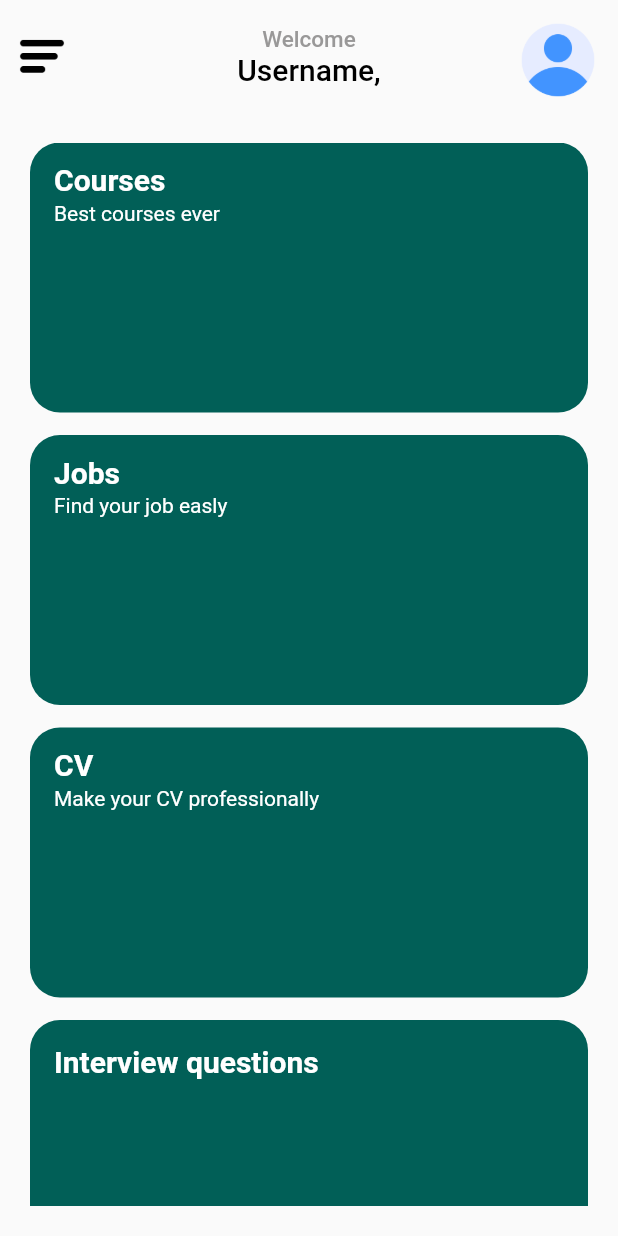
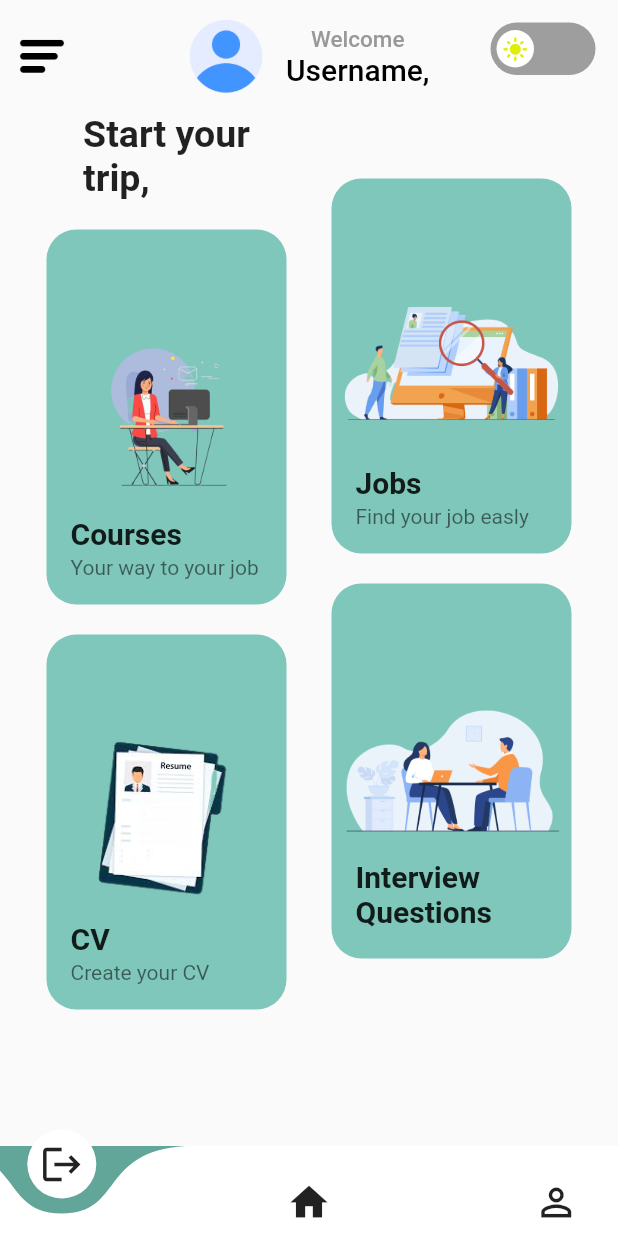
Before and after one commit to moh7dali/Jobology, a Flutter app: the Home screen opened by its route, on a phone screen of 412 x 824 dp. Run offline on Flutter 3.47's test engine with Material 2 defaults, Android fonts, the phone set to English and light mode, and no system bars; drawn by our look-alikes of curved_navigation_bar, flutter_switch; our stand-ins replace firebase_auth, firebase_core, get, google_fonts, google_sign_in, ionicons; accounts and stored records are empty; network calls fail.

Commit message:
raghad update

```diff
--- /dev/null
+++ b/lib/HomeComponents/sectionscard.dart
@@ -0,0 +1,50 @@
+import 'package:flutter/material.dart';
+
+class SectionsCard extends StatelessWidget {
+  SectionsCard({
+    this.CardTitle,
+    this.CardSubTitle,
+    this.ImageName,
+    required this.OnTapping,
+  });
+  String? CardTitle;
+  String? CardSubTitle;
+  Function() OnTapping;
+  String? ImageName;
+
+  @override
+  Widget build(BuildContext context) {
+    return GestureDetector(
+      onTap: OnTapping,
+      child: Container(
+        height: 250,
+        width: 160,
+        decoration: BoxDecoration(
+          image: DecorationImage(
+            image: AssetImage("${ImageName}"),
+            fit: BoxFit.contain,
+          ),
+          color: Color.fromARGB(135, 16, 153, 130),
+          borderRadius: BorderRadius.circular(20),
+        ),
+        child: Column(
+          mainAxisAlignment: MainAxisAlignment.end,
+          children: [
+            ListTile(
+              title: Text(
+                "${CardTitle}",
+                style: TextStyle(
+                  fontSize: 20,
+                  fontWeight: FontWeight.bold,
+                ),
+              ),
+              subtitle: Text(
+                "${CardSubTitle}",
+              ),
+            ),
+          ],
+        ),
+      ),
+    );
+  }
+}
--- a/lib/Screens/Home.dart
+++ b/lib/Screens/Home.dart
@@ -3,17 +3,29 @@ import 'package:flutter/material.dart';
 import 'package:google_sign_in/google_sign_in.dart';
 import 'package:get/get.dart';
 import 'package:flutter_switch/flutter_switch.dart';
+import 'package:jobology/HomeComponents/sectionscard.dart';
+import 'package:curved_navigation_bar/curved_navigation_bar.dart';
 
 class Home extends StatefulWidget {
-  const Home({super.key});
-
+  Home({super.key});
+  static GlobalKey<CurvedNavigationBarState> bottomNavigationKey =
+      GlobalKey<CurvedNavigationBarState>();
   @override
   State<Home> createState() => _HomeState();
 }
 
 bool status8 = false;
+int _page = 0;
 
 class _HomeState extends State<Home> {
+  GlobalKey<CurvedNavigationBarState> bottomNavigationKey =
+      GlobalKey<CurvedNavigationBarState>();
+
+  void initState() {
+    super.initState();
+    Home.bottomNavigationKey = bottomNavigationKey;
+  }
+
   @override
   Widget build(BuildContext context) {
     return SafeArea(
@@ -31,7 +43,17 @@ class _HomeState extends State<Home> {
               onPressed: () => Scaffold.of(context).openDrawer(),
             ),
           ),
-          title: Column(
+          title: Row(
+            mainAxisAlignment: MainAxisAlignment.center,
+            children: [
+              Image.asset(
+                "images/user.png",
+                width: 50,
+              ),
+              SizedBox(
+                width: 15,
+              ),
+              Column(
                 mainAxisAlignment: MainAxisAlignment.center,
                 children: const [
                   Text(
@@ -47,6 +69,8 @@ class _HomeState extends State<Home> {
                   )
                 ],
               ),
+            ],
+          ),
           centerTitle: true,
           actions: [
             Row(
@@ -56,9 +80,29 @@ class _HomeState extends State<Home> {
                     const SizedBox(
                       height: 15,
                     ),
-                    Image.asset(
-                      "images/user.png",
-                      width: 50,
+                    FlutterSwitch(
+                      value: status8,
+                      activeColor: Color.fromARGB(135, 16, 153, 130),
+                      activeIcon: const Icon(
+                        Icons.dark_mode,
+                        color: Color.fromARGB(255, 118, 122, 121),
+                      ),
+                      inactiveIcon: const Icon(
+                        Icons.light_mode,
+                        color: Color.fromARGB(255, 223, 239, 3),
+                      ),
+                      onToggle: (val) {
+                        setState(() {
+                          status8 = val;
+                          if (Get.isDarkMode) {
+                            Get.changeTheme(ThemeData.light());
+                          } else {
+                            Get.changeTheme(
+                              ThemeData.dark(),
+                            );
+                          }
+                        });
+                      },
                     ),
                   ],
                 ),
@@ -100,30 +144,6 @@ class _HomeState extends State<Home> {
               Row(
                 mainAxisAlignment: MainAxisAlignment.end,
                 children: [
-                  FlutterSwitch(
-                    value: status8,
-                    activeColor: const Color.fromARGB(255, 1, 95, 87),
-                    activeIcon: const Icon(
-                      Icons.dark_mode,
-                      color: Color.fromARGB(255, 6, 135, 113),
-                    ),
-                    inactiveIcon: const Icon(
-                      Icons.light_mode,
-                      color: Color.fromARGB(255, 6, 135, 113),
-                    ),
-                    onToggle: (val) {
-                      setState(() {
-                        status8 = val;
-                        if (Get.isDarkMode) {
-                          Get.changeTheme(ThemeData.light());
-                        } else {
-                          Get.changeTheme(
-                            ThemeData.dark(),
-                          );
-                        }
-                      });
-                    },
-                  ),
                   const SizedBox(
                     width: 10,
                   ),
@@ -235,108 +255,111 @@ class _HomeState extends State<Home> {
             ],
           ),
         ),
-        body: Padding(
-          padding: const EdgeInsets.all(20),
-          child: ListView(
+        body: ListView(
+          shrinkWrap: true,
+          scrollDirection: Axis.vertical,
           children: [
-              GestureDetector(
-                onTap: () {
-                  Navigator.pushNamed(context, "course");
-                },
-                child: Container(
-                  margin: const EdgeInsets.only(bottom: 15),
-                  height: 180,
-                  decoration: BoxDecoration(
-                    color: const Color.fromARGB(255, 1, 95, 87),
-                    borderRadius: BorderRadius.circular(20),
-                  ),
-                  child: const ListTile(
-                    title: Text(
-                      "Courses",
+            Row(
+              mainAxisAlignment: MainAxisAlignment.center,
+              children: [
+                Column(
+                  children: [
+                    const Text(
+                      "Start your\ntrip,",
                       style: TextStyle(
-                          fontSize: 20,
+                        fontSize: 25,
                         fontWeight: FontWeight.bold,
-                          color: Colors.white),
-                    ),
-                    subtitle: Text(
-                      "Best courses ever",
-                      style: TextStyle(color: Colors.white),
                       ),
                     ),
+                    const SizedBox(
+                      height: 20,
                     ),
+                    SectionsCard(
+                      OnTapping: () {},
+                      CardTitle: "Courses",
+                      CardSubTitle: "Your way to your job",
+                      ImageName: "images/Courses.png",
                     ),
-              GestureDetector(
-                onTap: () {
-                  Navigator.pushNamed(context, "jobs");
-                },
-                child: Container(
-                  margin: const EdgeInsets.only(bottom: 15),
-                  height: 180,
-                  decoration: BoxDecoration(
-                    color: const Color.fromARGB(255, 1, 95, 87),
-                    borderRadius: BorderRadius.circular(20),
+                    const SizedBox(
+                      height: 20,
                     ),
-                  child: const ListTile(
-                    title: Text(
-                      "Jobs",
-                      style: TextStyle(
-                          fontSize: 20,
-                          fontWeight: FontWeight.bold,
-                          color: Colors.white),
-                    ),
-                    subtitle: Text(
-                      "Find your job easly",
-                      style: TextStyle(color: Colors.white),
-                    ),
-                  ),
-                ),
-              ),
-              GestureDetector(
-                onTap: () {},
-                child: Container(
-                  margin: const EdgeInsets.only(bottom: 15),
-                  height: 180,
-                  decoration: BoxDecoration(
-                    color: const Color.fromARGB(255, 1, 95, 87),
-                    borderRadius: BorderRadius.circular(20),
-                  ),
-                  child: const ListTile(
-                    title: Text(
-                      "CV",
-                      style: TextStyle(
-                          fontSize: 20,
-                          fontWeight: FontWeight.bold,
-                          color: Colors.white),
-                    ),
-                    subtitle: Text(
-                      "Make your CV professionally",
-                      style: TextStyle(color: Colors.white),
-                    ),
-                  ),
-                ),
-              ),
-              GestureDetector(
-                onTap: () {},
-                child: Container(
-                  margin: const EdgeInsets.only(bottom: 15),
-                  height: 180,
-                  decoration: BoxDecoration(
-                    color: const Color.fromARGB(255, 1, 95, 87),
-                    borderRadius: BorderRadius.circular(20),
-                  ),
-                  child: const ListTile(
-                    title: Text(
-                      "Interview questions",
-                      style: TextStyle(
-                          fontSize: 20,
-                          fontWeight: FontWeight.bold,
-                          color: Colors.white),
-                    ),
-                  ),
-                ),
+                    SectionsCard(
+                      OnTapping: () {},
+                      CardTitle: "CV",
+                      CardSubTitle: "Create your CV",
+                      ImageName: "images/cv.png",
                     ),
                   ],
                 ),
+                const SizedBox(
+                  width: 30,
+                ),
+                Column(
+                  children: [
+                    const SizedBox(
+                      height: 10,
+                    ),
+                    SectionsCard(
+                      OnTapping: () {},
+                      CardTitle: "Jobs",
+                      CardSubTitle: "Find your job easly",
+                      ImageName: "images/job.png",
+                    ),
+                    const SizedBox(
+                      height: 20,
+                    ),
+                    SectionsCard(
+                      OnTapping: () {},
+                      CardTitle: "Interview Questions",
+                      CardSubTitle: "",
+                      ImageName: "images/interview.png",
+                    ),
+                  ],
+                ),
+              ],
+            ),
+          ],
+        ),
+        bottomNavigationBar: CurvedNavigationBar(
+          key: bottomNavigationKey,
+          index: _page,
+          height: 60.0,
+          items: const <Widget>[
+            Icon(Icons.logout, size: 30),
+            SizedBox(
+              width: 30,
+            ),
+            Icon(Icons.home, size: 30),
+            SizedBox(
+              width: 30,
+            ),
+            Icon(Icons.perm_identity, size: 30),
+          ],
+          color: Colors.white,
+          buttonBackgroundColor: Colors.white,
+          backgroundColor: const Color.fromARGB(163, 12, 117, 99),
+          animationCurve: Curves.easeInOut,
+          animationDuration: Duration(milliseconds: 600),
+          onTap: (index) {
+            setState(() async {
+              _page = index;
+              if (_page == 0) {
+                final GoogleSignInAccount? googleUser =
+                    await GoogleSignIn().signOut();
+                await FirebaseAuth.instance.signOut();
+
+                print("User Sign Out");
+                Navigator.pushNamed(context, "Start");
+              }
+              if (_page == 2) {
+                Navigator.pushNamed(context, "Home");
+              }
+              if (_page == 4) {
+                Navigator.pushNamed(context, "personalInfo");
+              }
+            });
+          },
+          letIndexChange: (index) => true,
         ),
       ),
     );
--- a/lib/main.dart
+++ b/lib/main.dart
@@ -1,5 +1,6 @@
 import 'package:flutter/material.dart';
 import 'package:firebase_core/firebase_core.dart';
+import 'package:jobology/Screens/EditProfile.dart';
 import 'package:jobology/Screens/ForgetPass.dart';
 import 'package:jobology/Screens/Home.dart';
 import 'package:jobology/Screens/Login.dart';
@@ -25,12 +26,13 @@ Future<void> main() async {
     routes: {
       "Login": (context) => const Login(),
       "Sign_Up": (context) => const Sign_up(),
-      "Home": (context) => const Home(),
+      "Home": (context) => Home(),
       "Start": (context) => const Start_page(),
       "forgetpassword": (context) => const ForgetPassword(),
       "jobInfo": (context) => const jobInfo(),
       "jobs": (context) => const jobs(),
       "course": (context) => const Course(),
+      "personalInfo": (context) => PersonalInfo(),
     },
     home: const MyApp(),
   ));
--- a/pubspec.yaml
+++ b/pubspec.yaml
@@ -44,6 +44,9 @@ dependencies:
   ionicons: ^0.2.1
   custom_switch: ^0.0.1
   flutter_switch: ^0.3.2
+  animated_bottom_navigation_bar: ^1.1.0
+  dot_navigation_bar: ^1.0.1+4
+  curved_navigation_bar: ^1.0.3
 
 dev_dependencies:
   flutter_test:
```
Also changed, not shown: lib/HomeComponents/Navigationbar.dart (added, +48 -0 lines), lib/Screens/EditProfile.dart (added, +73 -0 lines), images/Courses.png (added), images/cv.png (added), images/interview.png (added), images/job.png (added), pubspec.lock. Lines whose indentation alone changed are shown as unchanged.
